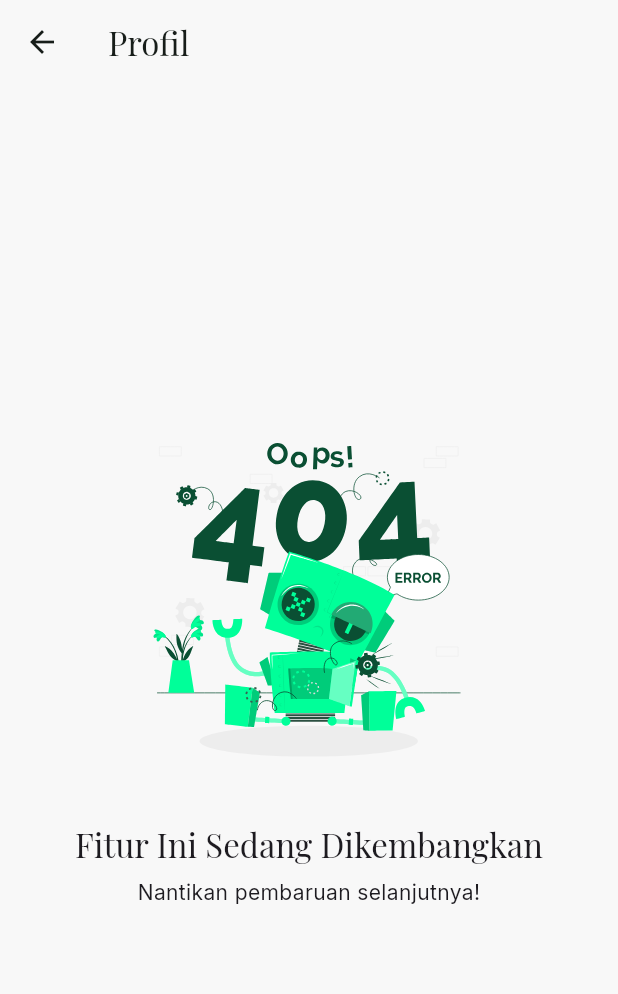
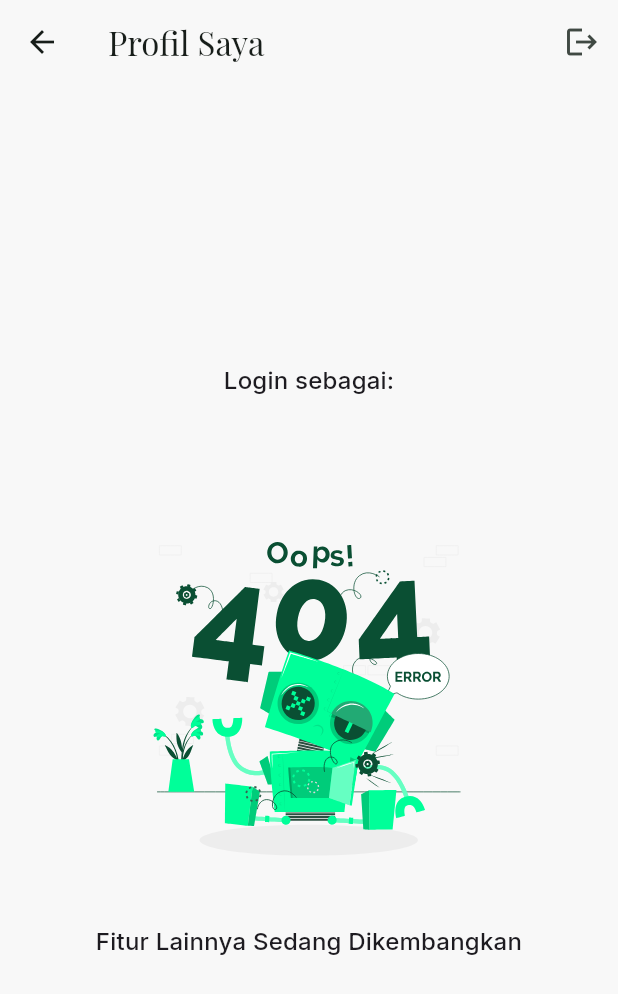
Before and after one commit to AlvindraRamadhan/E-commerce_Ruang, a Flutter app: the ProfilePage screen opened directly, on a phone screen of 412 x 824 dp. Shown: the top 994 px of the screen. Run offline on Flutter 3.47's test engine with Material 3 defaults, Android fonts, the phone set to English and light mode, and no system bars; our stand-ins replace cloud_firestore, firebase_auth, firebase_core, flip_card, font_awesome_flutter, google_fonts and 4 more; accounts and stored records are empty; network calls fail.

Commit message:
feat(profile): create profile page with user info and logout functionality

```diff
--- a/lib/presentation/screens/main/profile_page.dart
+++ b/lib/presentation/screens/main/profile_page.dart
@@ -1,30 +1,94 @@
 import 'package:flutter/material.dart';
 import 'package:lottie/lottie.dart';
+import 'package:ruang/presentation/screens/auth/auth_page.dart';
+import 'package:ruang/services/auth_service.dart';
 
 class ProfilePage extends StatelessWidget {
   const ProfilePage({super.key});
 
+  // Fungsi untuk menampilkan dialog konfirmasi logout
+  void _showLogoutDialog(BuildContext context) {
+    showDialog(
+      context: context,
+      builder: (BuildContext context) {
+        return AlertDialog(
+          title: const Text('Konfirmasi Logout'),
+          content: const Text('Apakah Anda yakin ingin keluar?'),
+          actions: <Widget>[
+            TextButton(
+              child: const Text('Batal'),
+              onPressed: () {
+                Navigator.of(context).pop(); // Tutup dialog
+              },
+            ),
+            TextButton(
+              child: const Text('Keluar'),
+              onPressed: () async {
+                // Tutup dialog
+                Navigator.of(context).pop();
+                // Lakukan proses logout
+                await AuthService().signOut();
+                // Pindahkan ke halaman login
+                if (context.mounted) {
+                  Navigator.of(context).pushAndRemoveUntil(
+                    MaterialPageRoute(builder: (context) => const AuthPage()),
+                    (route) => false,
+                  );
+                }
+              },
+            ),
+          ],
+        );
+      },
+    );
+  }
+
   @override
   Widget build(BuildContext context) {
+    // Mendapatkan data user yang sedang login
+    final user = AuthService().currentUser;
+
     return Scaffold(
-      appBar: AppBar(title: const Text('Profil')),
+      appBar: AppBar(
+        title: const Text('Profil Saya'),
+        actions: [
+          // Tombol Logout di AppBar
+          IconButton(
+            icon: const Icon(Icons.logout),
+            tooltip: 'Logout',
+            onPressed: () => _showLogoutDialog(context),
+          ),
+        ],
+      ),
       body: Center(
         child: Padding(
           padding: const EdgeInsets.symmetric(horizontal: 24.0),
           child: Column(
             mainAxisAlignment: MainAxisAlignment.center,
             children: [
+              // Menampilkan email pengguna
+              Text(
+                'Login sebagai:',
+                style: Theme.of(context).textTheme.titleMedium,
+              ),
+              const SizedBox(height: 8),
+              Text(
+                user?.email ?? 'Tidak ada user',
+                style: Theme.of(context).textTheme.titleLarge?.copyWith(
+                      fontWeight: FontWeight.bold,
+                    ),
+              ),
+              const SizedBox(height: 40),
+
+              // Animasi Lottie placeholder
               Lottie.asset('assets/images/error_animation.json',
                   width: 250),
               const SizedBox(height: 24),
               Text(
-                'Fitur Ini Sedang Dikembangkan',
-                style: Theme.of(context).textTheme.titleLarge,
+                'Fitur Lainnya Sedang Dikembangkan',
+                style: Theme.of(context).textTheme.titleMedium,
                 textAlign: TextAlign.center,
               ),
-              const SizedBox(height: 8),
-              const Text('Nantikan pembaruan selanjutnya!',
-                  textAlign: TextAlign.center),
             ],
           ),
         ),
```
